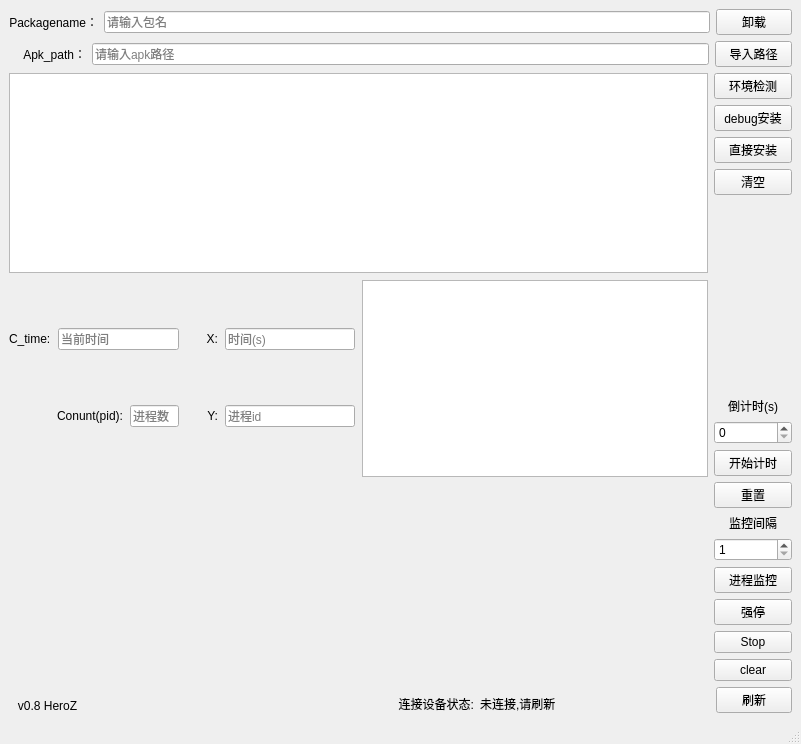
The window that ui/main.ui (HeroZ6/haiwaitest_tool) describes before a commit, drawn with Qt 5.
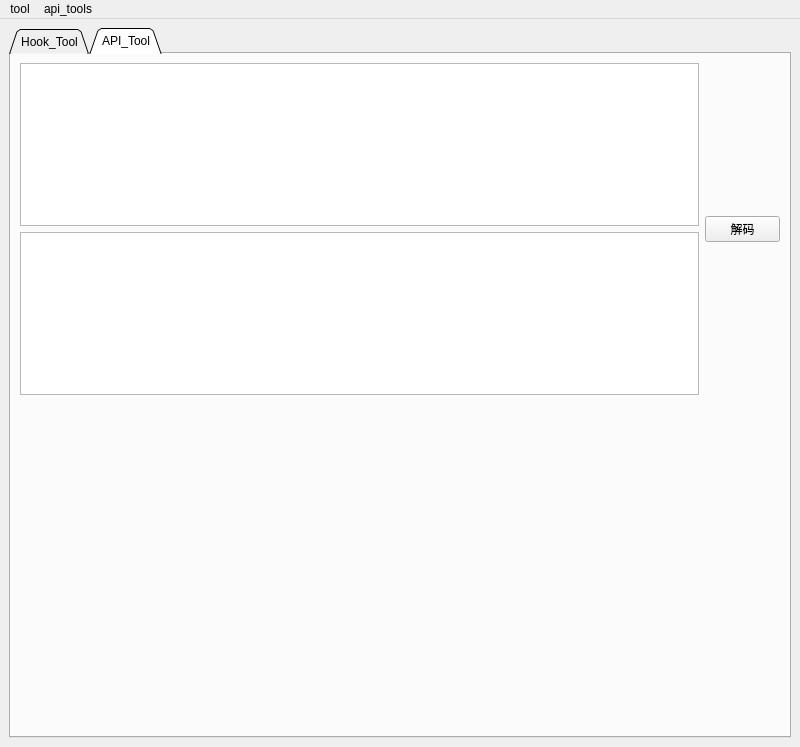
The same window after the commit. Custom widgets are drawn as their Qt base class.

Commit message: 1、增加了配置请求的本地转码功能

What changed in the file:
```diff
--- a/ui/main.ui
+++ b/ui/main.ui
@@ -6,17 +6,59 @@
    <rect>
     <x>0</x>
     <y>0</y>
-    <width>801</width>
-    <height>744</height>
+    <width>800</width>
+    <height>747</height>
    </rect>
   </property>
+  <property name="sizePolicy">
+   <sizepolicy hsizetype="Fixed" vsizetype="Preferred">
+    <horstretch>0</horstretch>
+    <verstretch>0</verstretch>
+   </sizepolicy>
+  </property>
   <property name="windowTitle">
    <string>MainWindow</string>
   </property>
   <widget class="QWidget" name="centralwidget">
    <layout class="QHBoxLayout" name="horizontalLayout" stretch="0">
     <item>
-     <layout class="QVBoxLayout" name="outer_all" stretch="0,0,0,0">
+     <layout class="QVBoxLayout" name="tab1" stretch="0">
+      <item>
+       <widget class="QTabWidget" name="tabWidget">
+        <property name="tabPosition">
+         <enum>QTabWidget::North</enum>
+        </property>
+        <property name="tabShape">
+         <enum>QTabWidget::Triangular</enum>
+        </property>
+        <property name="currentIndex">
+         <number>1</number>
+        </property>
+        <property name="iconSize">
+         <size>
+          <width>20</width>
+          <height>20</height>
+         </size>
+        </property>
+        <property name="elideMode">
+         <enum>Qt::ElideLeft</enum>
+        </property>
+        <property name="usesScrollButtons">
+         <bool>true</bool>
+        </property>
+        <property name="movable">
+         <bool>false</bool>
+        </property>
+        <widget class="QWidget" name="tab">
+         <property name="enabled">
+          <bool>true</bool>
+         </property>
+         <attribute name="title">
+          <string>Hook_Tool</string>
+         </attribute>
+         <layout class="QHBoxLayout" name="horizontalLayout_2">
+          <item>
+           <layout class="QVBoxLayout" name="out_all">
       <item>
        <layout class="QHBoxLayout" name="package_2" stretch="1,8,1">
         <item>
@@ -560,17 +602,97 @@
     </item>
    </layout>
   </widget>
-  <widget class="QMenuBar" name="menubar">
+        <widget class="QWidget" name="tab_2">
+         <attribute name="title">
+          <string>API_Tool</string>
+         </attribute>
+         <layout class="QHBoxLayout" name="horizontalLayout_4">
+          <item>
+           <layout class="QVBoxLayout" name="out_all2">
+            <item>
+             <layout class="QHBoxLayout" name="horizontalLayout_5">
+              <item>
+               <layout class="QVBoxLayout" name="verticalLayout_2" stretch="1,1">
+                <item>
+                 <layout class="QHBoxLayout" name="horizontalLayout_6" stretch="9,1">
+                  <item>
+                   <layout class="QVBoxLayout" name="verticalLayout">
+                    <item>
+                     <widget class="QPlainTextEdit" name="decode_msg">
+                      <property name="sizePolicy">
+                       <sizepolicy hsizetype="Ignored" vsizetype="Expanding">
+                        <horstretch>0</horstretch>
+                        <verstretch>0</verstretch>
+                       </sizepolicy>
+                      </property>
+                     </widget>
+                    </item>
+                    <item>
+                     <widget class="QPlainTextEdit" name="input_msg">
+                      <property name="sizePolicy">
+                       <sizepolicy hsizetype="Ignored" vsizetype="Expanding">
+                        <horstretch>0</horstretch>
+                        <verstretch>0</verstretch>
+                       </sizepolicy>
+                      </property>
+                     </widget>
+                    </item>
+                   </layout>
+                  </item>
+                  <item>
+                   <widget class="QPushButton" name="encode_bt">
+                    <property name="sizePolicy">
+                     <sizepolicy hsizetype="Ignored" vsizetype="Fixed">
+                      <horstretch>0</horstretch>
+                      <verstretch>0</verstretch>
+                     </sizepolicy>
+                    </property>
+                    <property name="text">
+                     <string>解码</string>
+                    </property>
+                   </widget>
+                  </item>
+                 </layout>
+                </item>
+                <item>
+                 <layout class="QHBoxLayout" name="horizontalLayout_7"/>
+                </item>
+               </layout>
+              </item>
+             </layout>
+            </item>
+           </layout>
+          </item>
+         </layout>
+        </widget>
+       </widget>
+      </item>
+     </layout>
+    </item>
+   </layout>
+  </widget>
+  <widget class="QMenuBar" name="menuBar">
    <property name="geometry">
     <rect>
      <x>0</x>
      <y>0</y>
-     <width>801</width>
+     <width>800</width>
      <height>23</height>
     </rect>
    </property>
-  </widget>
-  <widget class="QStatusBar" name="statusbar"/>
+   <widget class="QMenu" name="menuHook">
+    <property name="title">
+     <string>tool</string>
+    </property>
+   </widget>
+   <widget class="QMenu" name="menuapi_tools">
+    <property name="title">
+     <string>api_tools</string>
+    </property>
+   </widget>
+   <addaction name="menuHook"/>
+   <addaction name="menuapi_tools"/>
+  </widget>
  </widget>
  <customwidgets>
   <customwidget>
```
Lines whose indentation alone changed are shown as unchanged. The commit also changes 2 other files.
